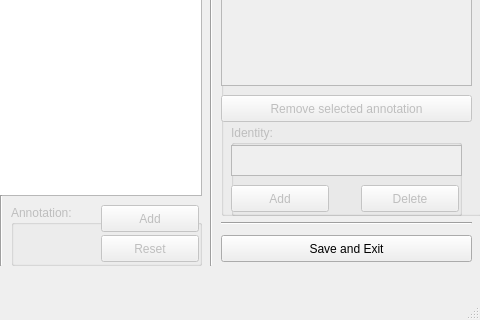
saeedghsh/IAGT, file dev/isagt.ui: the form before one commit; both pictures show x 589 to 1069 and y 395 to 715 of the 1069 by 715 pixel window.
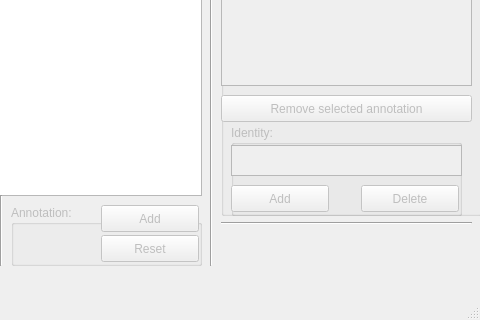
The form after the commit.

The edit to the form file:
```diff
--- a/dev/isagt.ui
+++ b/dev/isagt.ui
@@ -516,19 +516,6 @@
      <bool>false</bool>
     </property>
    </widget>
-   <widget class="QPushButton" name="pushButton">
-    <property name="geometry">
-     <rect>
-      <x>810</x>
-      <y>630</y>
-      <width>251</width>
-      <height>27</height>
-     </rect>
-    </property>
-    <property name="text">
-     <string>Save and Exit</string>
-    </property>
-   </widget>
    <widget class="Line" name="line_2">
     <property name="geometry">
      <rect>
```
